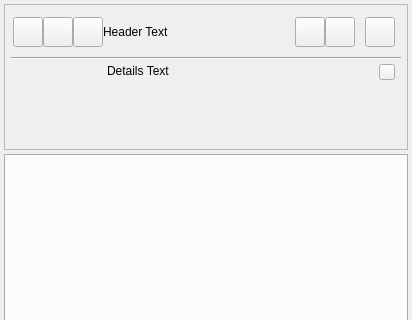
Old version of the form resources/dialog.ui in the repository shotgunsoftware/tk-multi-shotgunpanel; both pictures show x 0 to 412 and y 0 to 320 of the 412 by 648 pixel window.
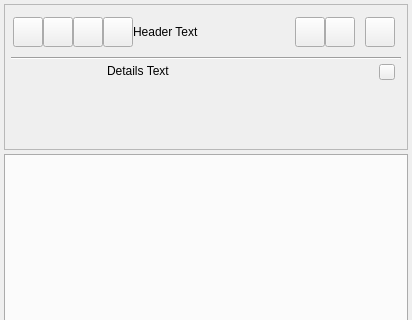
New version of the form. Icons and pictures are not drawn. Custom widgets are drawn as their Qt base class.

Commit message: Add refresh button to UI and recompile .ui file

```diff
--- a/resources/dialog.ui
+++ b/resources/dialog.ui
@@ -216,6 +216,28 @@
                   </property>
                  </widget>
                 </item>
+                <item>
+                 <widget class="QToolButton" name="refresh_button">
+                  <property name="minimumSize">
+                   <size>
+                    <width>30</width>
+                    <height>30</height>
+                   </size>
+                  </property>
+                  <property name="maximumSize">
+                   <size>
+                    <width>30</width>
+                    <height>30</height>
+                   </size>
+                  </property>
+                  <property name="toolTip">
+                   <string/>
+                  </property>
+                  <property name="text">
+                   <string/>
+                  </property>
+                 </widget>
+                </item>
                 <item>
                  <widget class="QLabel" name="details_text_header">
                   <property name="sizePolicy">
```
The commit also changes 1 other file.
